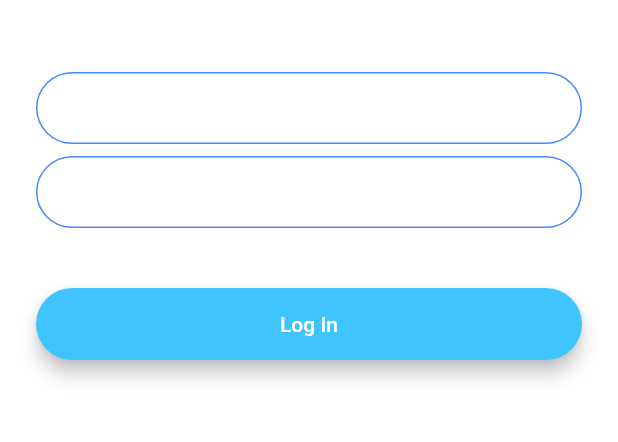
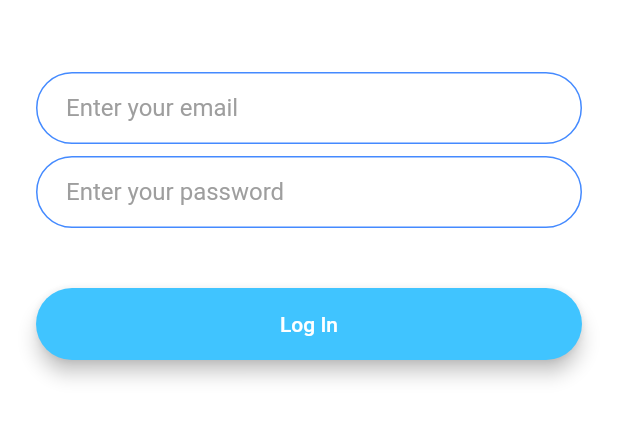
Before and after one commit to Abdelrahmanhassan1/flash_chat, a Flutter app: the screen it shows after launch, after a tap on "Log In", on a phone screen of 412 x 824 dp, the part 576-1018 px from its top. Run offline on Flutter 3.47's test engine with Material 2 defaults, Android fonts, the phone set to English and light mode, and no system bars; our stand-ins replace animated_text_kit.

```diff
--- a/lib/UI/rounded_button.dart
+++ b/lib/UI/rounded_button.dart
@@ -1,5 +1,4 @@
 import 'package:flutter/material.dart';
-import 'package:flash_chat/screens/login_screen.dart';
 
 class RoundedButton extends StatelessWidget {
   const RoundedButton({
--- a/lib/constants.dart
+++ b/lib/constants.dart
@@ -20,6 +20,7 @@ const kMessageContainerDecoration = BoxDecoration(
 
 const kTextFieldInputDecoration = InputDecoration(
   hintText: 'Enter your value',
+  hintStyle: TextStyle(color: Colors.grey),
   contentPadding: EdgeInsets.symmetric(vertical: 10.0, horizontal: 20.0),
   border: OutlineInputBorder(
     borderRadius: BorderRadius.all(Radius.circular(32.0)),
--- a/lib/screens/login_screen.dart
+++ b/lib/screens/login_screen.dart
@@ -26,7 +26,7 @@ class _LoginScreenState extends State<LoginScreen> {
           children: <Widget>[
             Hero(
               tag: "logo",
-              child: Container(
+              child: SizedBox(
                 height: 200.0,
                 child: Image.asset('images/logo.png'),
               ),
--- a/lib/screens/welcome_screen.dart
+++ b/lib/screens/welcome_screen.dart
@@ -1,4 +1,5 @@
 // ignore_for_file: library_private_types_in_public_api
+import 'package:animated_text_kit/animated_text_kit.dart';
 import 'package:flash_chat/UI/rounded_button.dart';
 import 'package:flash_chat/screens/login_screen.dart';
 import 'package:flash_chat/screens/registration_screen.dart';
@@ -67,17 +68,22 @@ class _WelcomeScreenState extends State<WelcomeScreen>
               children: <Widget>[
                 Hero(
                   tag: "logo",
-                  child: Container(
+                  child: SizedBox(
+                    height: 60.0,
                     child: Image.asset('images/logo.png'),
-                    height: 60.0,
                   ),
                 ),
-                const Text(
-                  'Flash Chat',
-                  style: TextStyle(
-                    fontSize: 45.0,
-                    fontWeight: FontWeight.w900,
-                  ),
+                AnimatedTextKit(
+                  animatedTexts: [
+                    TypewriterAnimatedText(
+                      'Flash Chat',
+                      textStyle: const TextStyle(
+                        fontSize: 45.0,
+                        fontWeight: FontWeight.w900,
+                      ),
+                      speed: const Duration(milliseconds: 200),
+                    ),
+                  ],
                 ),
               ],
             ),
--- a/pubspec.yaml
+++ b/pubspec.yaml
@@ -34,6 +34,7 @@ dependencies:
   # The following adds the Cupertino Icons font to your application.
   # Use with the CupertinoIcons class for iOS style icons.
   cupertino_icons: ^1.0.2
+  animated_text_kit: ^4.2.2
 
 dev_dependencies:
   flutter_test:
```
Also changed, not shown: pubspec.lock, 3 other files.
